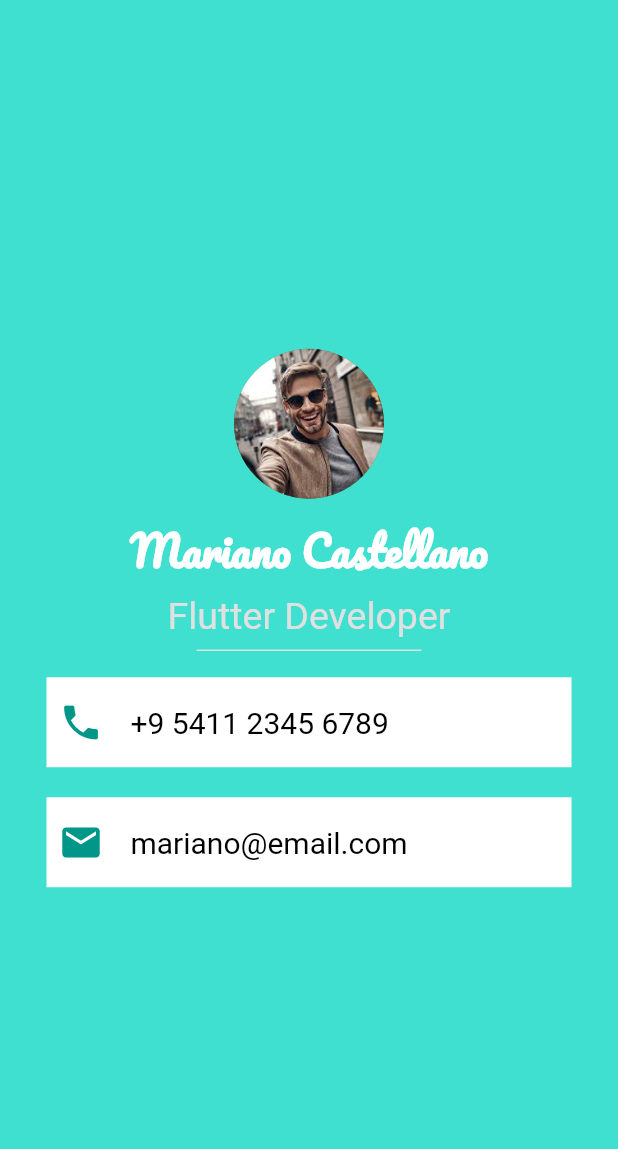
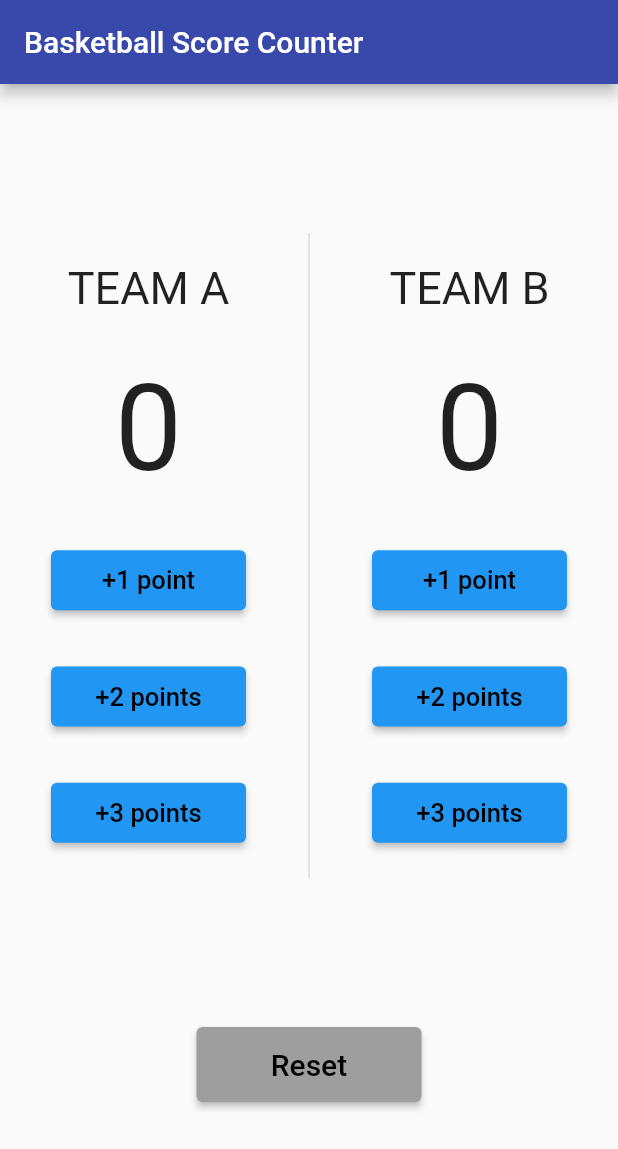
Before and after one commit to MohamadAdel-Li/Language-Learning-app, a Flutter app: the screen it shows after launch, on a phone screen of 412 x 824 dp. Shown: the top 1149 px of the screen. Run offline on Flutter 3.47's test engine with Material 2 defaults, Android fonts, the phone set to English and light mode, and no system bars.

Commit message:
first commit

```diff
--- /dev/null
+++ b/lib/basketball.dart
@@ -0,0 +1,203 @@
+import 'package:flutter/material.dart';
+
+class basketball extends StatefulWidget {
+
+  @override
+  State<basketball> createState() => _basketballState();
+}
+
+class _basketballState extends State<basketball> {
+  int TeamAPoints = 0 ;
+  int TeamBPoints = 0 ;
+
+  @override
+  Widget build(BuildContext context) {
+    return Scaffold(
+      appBar: AppBar(
+        backgroundColor: Colors.indigo[600],
+        title: Text(
+            'Basketball Score Counter'
+        ),
+      ) ,
+      body: Column(
+        mainAxisAlignment: MainAxisAlignment.spaceEvenly,
+        children: [
+          Row(
+            mainAxisAlignment: MainAxisAlignment.spaceEvenly,
+            children: [
+              Container(
+                height: 450,
+                child: Column(
+                  mainAxisAlignment: MainAxisAlignment.spaceEvenly,
+                  children: [
+                    Text(
+                      'TEAM A',
+                      style: TextStyle(
+                        fontSize: 30,
+                      ),
+                    ),
+                    Text(
+                        '$TeamAPoints',
+                      style: TextStyle(
+                        fontSize: 80,
+                      ),
+
+                    ),
+                    ElevatedButton(onPressed: (){
+                      setState(() {
+                        TeamAPoints++;
+                      });
+                    },
+                        child: Text(
+                            '+1 point',
+                          style: TextStyle(
+                            fontSize: 17,
+                          ),
+                        ),
+                      style: ElevatedButton.styleFrom(
+                          backgroundColor: Colors.blue,
+                          foregroundColor: Colors.black,
+                        minimumSize: Size(130, 40),
+                      ),
+                    ),
+                    ElevatedButton(onPressed: (){
+                      setState(() {
+                        TeamAPoints = TeamAPoints+2;
+                      });
+                    },
+                      child: Text('+2 points',
+                        style: TextStyle(
+                          fontSize: 17,
+                        ),),
+                      style: ElevatedButton.styleFrom(
+                          backgroundColor: Colors.blue,
+                          foregroundColor: Colors.black,
+                        minimumSize: Size(130, 40),
+
+                      ),
+
+                    ),
+                    ElevatedButton(onPressed: (){
+                      setState(() {
+                        TeamAPoints = TeamAPoints+3;
+                      });
+                    },
+                      child: Text('+3 points',
+                        style: TextStyle(
+                        fontSize: 17,
+                      ),),
+                      style: ElevatedButton.styleFrom(
+                          backgroundColor: Colors.blue,
+                          foregroundColor: Colors.black,
+                        minimumSize: Size(130, 40),
+
+                      ),
+                    ),
+                  ],
+                ),
+              ),
+              Container(
+                height: 450,
+                child: VerticalDivider(
+                  thickness: 1,
+                  indent: 10,
+                  endIndent: 10,
+                ),
+              ),
+              Container(
+                height: 450,
+                child: Column(
+                  mainAxisAlignment: MainAxisAlignment.spaceEvenly,
+                  children: [
+                    Text(
+                      'TEAM B',
+                      style: TextStyle(
+                        fontSize: 30,
+                      ),
+                    ),
+                    Text(
+                      '$TeamBPoints',
+                      style: TextStyle(
+                        fontSize: 80,
+                      ),
+
+                    ),
+                    ElevatedButton(onPressed: (){
+                      setState(() {
+                        TeamBPoints++;
+                      });
+                    },
+                      child: Text('+1 point',
+                        style: TextStyle(
+                          fontSize: 17,
+                        ),),
+                      style: ElevatedButton.styleFrom(
+                        backgroundColor: Colors.blue,
+                        foregroundColor: Colors.black,
+                        minimumSize: Size(130, 40),
+                      ),
+                    ),
+                    ElevatedButton(onPressed: (){
+                      setState(() {
+                        TeamBPoints = TeamBPoints+2;
+
+                      });
+                    },
+                      child: Text('+2 points',
+                        style: TextStyle(
+                          fontSize: 17,
+                        ),),
+                      style: ElevatedButton.styleFrom(
+                        backgroundColor: Colors.blue,
+                        foregroundColor: Colors.black,
+                        minimumSize: Size(130, 40),
+
+                      ),
+
+                    ),
+                    ElevatedButton(onPressed: (){
+                      setState(() {
+                        TeamBPoints = TeamBPoints+3;
+
+                      });
+                    },
+                      child: Text('+3 points',
+                        style: TextStyle(
+                          fontSize: 17,
+                        ),),
+                      style: ElevatedButton.styleFrom(
+                        backgroundColor: Colors.blue,
+                        foregroundColor: Colors.black,
+                        minimumSize: Size(130, 40),
+
+                      ),
+                    ),
+                  ],
+                ),
+              ),
+
+            ],
+          ),
+          ElevatedButton(onPressed: (){
+            setState(() {
+              TeamAPoints = 0 ;
+              TeamBPoints = 0 ;
+            });
+          },
+            child: Text(
+              'Reset',
+              style: TextStyle(
+                fontSize: 20,
+              ),
+            ),
+            style: ElevatedButton.styleFrom(
+              backgroundColor: Colors.grey,
+              foregroundColor: Colors.black,
+              minimumSize: Size(150, 50),
+            ),
+          ),
+        ],
+      )
+    );
+  }
+}
--- a/lib/main.dart
+++ b/lib/main.dart
@@ -1,118 +1,19 @@
+import 'package:first_application/basketball.dart';
 import 'package:flutter/material.dart';
 
-void main() => runApp(MyApp());
+//import 'basketball.dart';
+
+void main() {
+  runApp(MyApp());
+}
 
 class MyApp extends StatelessWidget {
+
   @override
   Widget build(BuildContext context) {
     return MaterialApp(
-      title: 'My Business Card',
-      theme: ThemeData(
-        primarySwatch: Colors.green,
-        visualDensity: VisualDensity.adaptivePlatformDensity,
-      ),
-      home: BusinessCardScreen(),
+      debugShowCheckedModeBanner:false ,
+      home: basketball(),
     );
   }
 }
-
-class BusinessCardScreen extends StatelessWidget {
-  @override
-  Widget build(BuildContext context) {
-    return Scaffold(
-      backgroundColor: Color(0xFF40E0D0),
-      body: Center(
-        child: Column(
-          mainAxisAlignment: MainAxisAlignment.center,
-          children: <Widget>[
-            CircleAvatar(
-              radius: 50.0,
-              backgroundImage: AssetImage('assets/images/pic.jpg'),
-            ),
-            SizedBox(height: 10.0),
-            Text(
-              'Mariano Castellano',
-              style: TextStyle(
-                fontSize: 28.0,
-                fontWeight: FontWeight.bold,
-                color: Colors.white,
-                fontFamily: 'Pacifico', // Added cool font for name
-              ),
-            ),
-            SizedBox(height: 5.0),
-            Text(
-              'Flutter Developer',
-              style: TextStyle(
-                fontSize: 25.0,
-                fontWeight: FontWeight.normal,
-                color: Colors.grey[300],
-              ),
-            ),
-            Container(
-              width: 150,
-              child: Divider(
-                color: Colors.grey[300],
-                thickness: 1,
-              ),
-            ),
-
-            SizedBox(height: 10.0),
-            Container(
-              decoration: BoxDecoration(
-                color: Colors.white,
-                borderRadius: BorderRadius.circular(0.0),
-              ),
-              width: 350.0,
-              height: 60.0,
-              child: Row(
-                children: <Widget>[
-                  Padding(
-                    padding: const EdgeInsets.all(8.0),
-                    child: Icon(Icons.phone, color: Colors.teal, size: 30.0),
-                  ),
-                  SizedBox(width: 10.0),
-                  Text(
-                    '+9 5411 2345 6789',
-                    style: TextStyle(
-                      fontSize: 20.0,
-                      fontWeight: FontWeight.normal,
-                      color: Colors.black,
-                    ),
-                  ),
-                ],
-              ),
-            ),
-            SizedBox(height: 20.0),
-            Container(
-              decoration: BoxDecoration(
-                color: Colors.white,
-                borderRadius: BorderRadius.circular(0.0),
-              ),
-              width: 350.0,
-              height: 60.0,
-              child: Row(
-                children: <Widget>[
-                  Padding(
-                    padding: const EdgeInsets.all(8.0),
-                    child: Icon(Icons.mail, color: Colors.teal, size: 30.0),
-                  ),
-                  SizedBox(width: 10.0),
-                  Text(
-                    'mariano@email.com',
-                    style: TextStyle(
-                      fontSize: 20.0,
-                      fontWeight: FontWeight.normal,
-                      color: Colors.black,
-
-
-                    ),
-                  ),
-                ],
-              ),
-            ),
-          ],
-        ),
-      ),
-    );
-  }
-}
```
